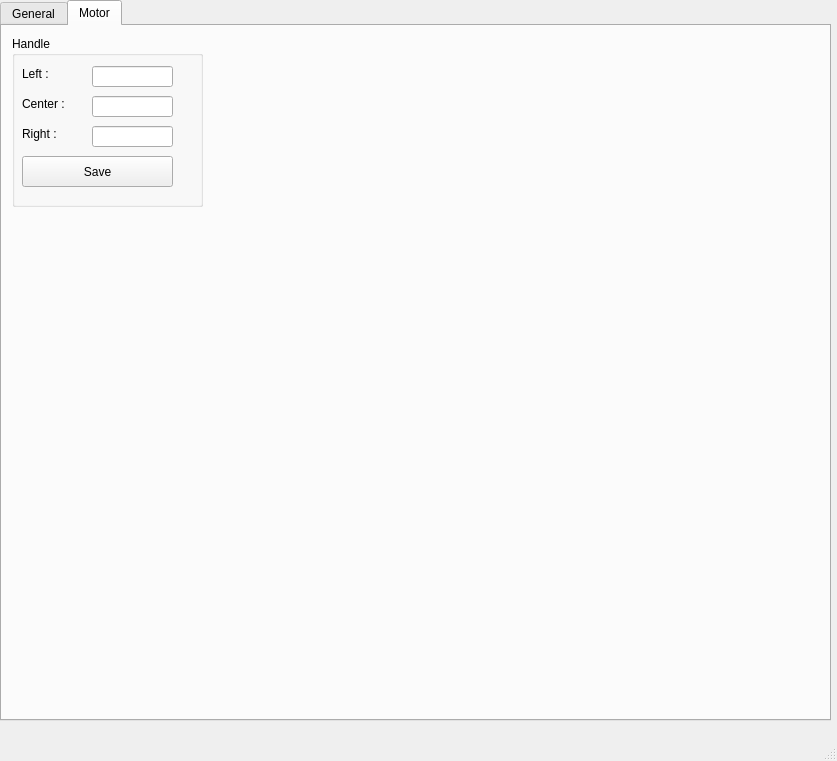
This is IoT/RC_car_control/RC_car.ui in seongmin42/RealCart as Qt 5 draws it before an edit. The edited form follows.
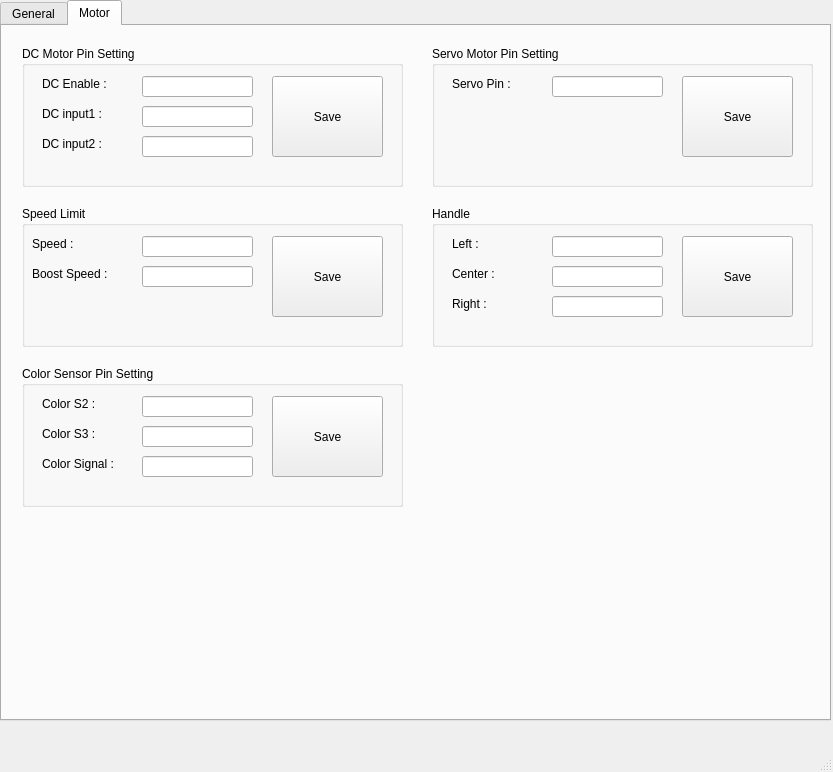
This is the edited form. The open tabs and pages were chosen to show the change.

Commit message:
Feat: Add Motor Pin Setting GUI
added Motor Pin Setting GUI Design & Coding

Relate to: S08P12A403-290, S08P12A403-291, S08P12A403-292, S08P12A403-284, S08P12A403-286

What changed in the file:
```diff
--- a/IoT/RC_car_control/RC_car.ui
+++ b/IoT/RC_car_control/RC_car.ui
@@ -6,8 +6,8 @@
    <rect>
     <x>0</x>
     <y>0</y>
-    <width>837</width>
-    <height>761</height>
+    <width>833</width>
+    <height>772</height>
    </rect>
   </property>
   <property name="windowTitle">
@@ -731,10 +731,10 @@
      <widget class="QGroupBox" name="groupBox">
       <property name="geometry">
        <rect>
-        <x>10</x>
-        <y>10</y>
-        <width>191</width>
-        <height>171</height>
+        <x>430</x>
+        <y>180</y>
+        <width>381</width>
+        <height>141</height>
        </rect>
       </property>
       <property name="title">
@@ -743,7 +743,7 @@
       <widget class="QLabel" name="lb_handle_left">
        <property name="geometry">
         <rect>
-         <x>10</x>
+         <x>20</x>
          <y>30</y>
          <width>61</width>
          <height>16</height>
@@ -756,9 +756,9 @@
       <widget class="QLineEdit" name="le_handle_left">
        <property name="geometry">
         <rect>
-         <x>80</x>
+         <x>120</x>
          <y>30</y>
-         <width>81</width>
+         <width>111</width>
          <height>21</height>
         </rect>
        </property>
@@ -766,9 +766,9 @@
       <widget class="QLineEdit" name="le_handle_center">
        <property name="geometry">
         <rect>
-         <x>80</x>
+         <x>120</x>
          <y>60</y>
-         <width>81</width>
+         <width>111</width>
          <height>21</height>
         </rect>
        </property>
@@ -776,7 +776,7 @@
       <widget class="QLabel" name="lb_handle_center">
        <property name="geometry">
         <rect>
-         <x>10</x>
+         <x>20</x>
          <y>60</y>
          <width>61</width>
          <height>16</height>
@@ -789,9 +789,9 @@
       <widget class="QLineEdit" name="le_handle_right">
        <property name="geometry">
         <rect>
-         <x>80</x>
+         <x>120</x>
          <y>90</y>
-         <width>81</width>
+         <width>111</width>
          <height>21</height>
         </rect>
        </property>
@@ -799,7 +799,7 @@
       <widget class="QLabel" name="lb_handle_right">
        <property name="geometry">
         <rect>
-         <x>10</x>
+         <x>20</x>
          <y>90</y>
          <width>61</width>
          <height>16</height>
@@ -812,10 +812,321 @@
       <widget class="QPushButton" name="btn_handle_save">
        <property name="geometry">
         <rect>
+         <x>250</x>
+         <y>30</y>
+         <width>111</width>
+         <height>81</height>
+        </rect>
+       </property>
+       <property name="text">
+        <string>Save</string>
+       </property>
+      </widget>
+     </widget>
+     <widget class="QGroupBox" name="gb_dc_motor_pin_setting">
+      <property name="geometry">
+       <rect>
+        <x>20</x>
+        <y>20</y>
+        <width>381</width>
+        <height>141</height>
+       </rect>
+      </property>
+      <property name="title">
+       <string>DC Motor Pin Setting</string>
+      </property>
+      <widget class="QLabel" name="lb_dc_enable">
+       <property name="geometry">
+        <rect>
+         <x>20</x>
+         <y>30</y>
+         <width>101</width>
+         <height>16</height>
+        </rect>
+       </property>
+       <property name="text">
+        <string>DC Enable :</string>
+       </property>
+      </widget>
+      <widget class="QLabel" name="lb_dc_input1">
+       <property name="geometry">
+        <rect>
+         <x>20</x>
+         <y>60</y>
+         <width>101</width>
+         <height>16</height>
+        </rect>
+       </property>
+       <property name="text">
+        <string>DC input1 :</string>
+       </property>
+      </widget>
+      <widget class="QLabel" name="lb_dc_input2">
+       <property name="geometry">
+        <rect>
+         <x>20</x>
+         <y>90</y>
+         <width>101</width>
+         <height>16</height>
+        </rect>
+       </property>
+       <property name="text">
+        <string>DC input2 :</string>
+       </property>
+      </widget>
+      <widget class="QLineEdit" name="le_dc_enable">
+       <property name="geometry">
+        <rect>
+         <x>120</x>
+         <y>30</y>
+         <width>111</width>
+         <height>21</height>
+        </rect>
+       </property>
+      </widget>
+      <widget class="QLineEdit" name="le_dc_input1">
+       <property name="geometry">
+        <rect>
+         <x>120</x>
+         <y>60</y>
+         <width>111</width>
+         <height>21</height>
+        </rect>
+       </property>
+      </widget>
+      <widget class="QLineEdit" name="le_dc_input2">
+       <property name="geometry">
+        <rect>
+         <x>120</x>
+         <y>90</y>
+         <width>111</width>
+         <height>21</height>
+        </rect>
+       </property>
+      </widget>
+      <widget class="QPushButton" name="btn_dc_motor_pin_setting_save">
+       <property name="geometry">
+        <rect>
+         <x>250</x>
+         <y>30</y>
+         <width>111</width>
+         <height>81</height>
+        </rect>
+       </property>
+       <property name="text">
+        <string>Save</string>
+       </property>
+      </widget>
+     </widget>
+     <widget class="QGroupBox" name="gb_servo_motor_pin_setting">
+      <property name="geometry">
+       <rect>
+        <x>430</x>
+        <y>20</y>
+        <width>381</width>
+        <height>141</height>
+       </rect>
+      </property>
+      <property name="title">
+       <string>Servo Motor Pin Setting</string>
+      </property>
+      <widget class="QLabel" name="lb_servo_pin">
+       <property name="geometry">
+        <rect>
+         <x>20</x>
+         <y>30</y>
+         <width>101</width>
+         <height>16</height>
+        </rect>
+       </property>
+       <property name="text">
+        <string>Servo Pin :</string>
+       </property>
+      </widget>
+      <widget class="QLineEdit" name="le_servo_pin">
+       <property name="geometry">
+        <rect>
+         <x>120</x>
+         <y>30</y>
+         <width>111</width>
+         <height>21</height>
+        </rect>
+       </property>
+      </widget>
+      <widget class="QPushButton" name="btn_servo_motor_pin_setting_save">
+       <property name="geometry">
+        <rect>
+         <x>250</x>
+         <y>30</y>
+         <width>111</width>
+         <height>81</height>
+        </rect>
+       </property>
+       <property name="text">
+        <string>Save</string>
+       </property>
+      </widget>
+     </widget>
+     <widget class="QGroupBox" name="gb_speed">
+      <property name="geometry">
+       <rect>
+        <x>20</x>
+        <y>180</y>
+        <width>381</width>
+        <height>141</height>
+       </rect>
+      </property>
+      <property name="title">
+       <string>Speed Limit</string>
+      </property>
+      <widget class="QLabel" name="lb_speed_limit_speed">
+       <property name="geometry">
+        <rect>
          <x>10</x>
-         <y>120</y>
-         <width>151</width>
-         <height>31</height>
+         <y>30</y>
+         <width>61</width>
+         <height>16</height>
+        </rect>
+       </property>
+       <property name="text">
+        <string>Speed :</string>
+       </property>
+      </widget>
+      <widget class="QLineEdit" name="le_speed_limit_speed">
+       <property name="geometry">
+        <rect>
+         <x>120</x>
+         <y>30</y>
+         <width>111</width>
+         <height>21</height>
+        </rect>
+       </property>
+      </widget>
+      <widget class="QLineEdit" name="le_speed_limit_boost_limit">
+       <property name="geometry">
+        <rect>
+         <x>120</x>
+         <y>60</y>
+         <width>111</width>
+         <height>21</height>
+        </rect>
+       </property>
+      </widget>
+      <widget class="QLabel" name="lb_speed_limit_boost_speed">
+       <property name="geometry">
+        <rect>
+         <x>10</x>
+         <y>60</y>
+         <width>111</width>
+         <height>16</height>
+        </rect>
+       </property>
+       <property name="text">
+        <string>Boost Speed :</string>
+       </property>
+      </widget>
+      <widget class="QPushButton" name="btn_speed_limit_save">
+       <property name="geometry">
+        <rect>
+         <x>250</x>
+         <y>30</y>
+         <width>111</width>
+         <height>81</height>
+        </rect>
+       </property>
+       <property name="text">
+        <string>Save</string>
+       </property>
+      </widget>
+     </widget>
+     <widget class="QGroupBox" name="gb_color_sensor_pin_setting">
+      <property name="geometry">
+       <rect>
+        <x>20</x>
+        <y>340</y>
+        <width>381</width>
+        <height>141</height>
+       </rect>
+      </property>
+      <property name="title">
+       <string>Color Sensor Pin Setting</string>
+      </property>
+      <widget class="QLabel" name="lb_color_s2">
+       <property name="geometry">
+        <rect>
+         <x>20</x>
+         <y>30</y>
+         <width>101</width>
+         <height>16</height>
+        </rect>
+       </property>
+       <property name="text">
+        <string>Color S2 :</string>
+       </property>
+      </widget>
+      <widget class="QLabel" name="lb_color_s3">
+       <property name="geometry">
+        <rect>
+         <x>20</x>
+         <y>60</y>
+         <width>101</width>
+         <height>16</height>
+        </rect>
+       </property>
+       <property name="text">
+        <string>Color S3 :</string>
+       </property>
+      </widget>
+      <widget class="QLabel" name="lb_color_signal">
+       <property name="geometry">
+        <rect>
+         <x>20</x>
+         <y>90</y>
+         <width>101</width>
+         <height>16</height>
+        </rect>
+       </property>
+       <property name="text">
+        <string>Color Signal :</string>
+       </property>
+      </widget>
+      <widget class="QLineEdit" name="le_color_s2">
+       <property name="geometry">
+        <rect>
+         <x>120</x>
+         <y>30</y>
+         <width>111</width>
+         <height>21</height>
+        </rect>
+       </property>
+      </widget>
+      <widget class="QLineEdit" name="le_color_s3">
+       <property name="geometry">
+        <rect>
+         <x>120</x>
+         <y>60</y>
+         <width>111</width>
+         <height>21</height>
+        </rect>
+       </property>
+      </widget>
+      <widget class="QLineEdit" name="le_color_signal">
+       <property name="geometry">
+        <rect>
+         <x>120</x>
+         <y>90</y>
+         <width>111</width>
+         <height>21</height>
+        </rect>
+       </property>
+      </widget>
+      <widget class="QPushButton" name="btn_color_sensor_pin_setting_save">
+       <property name="geometry">
+        <rect>
+         <x>250</x>
+         <y>30</y>
+         <width>111</width>
+         <height>81</height>
         </rect>
        </property>
        <property name="text">
```
Left out of the diff: 86 changed lines with no effect on the pictures. The commit also changes 3 other files.
